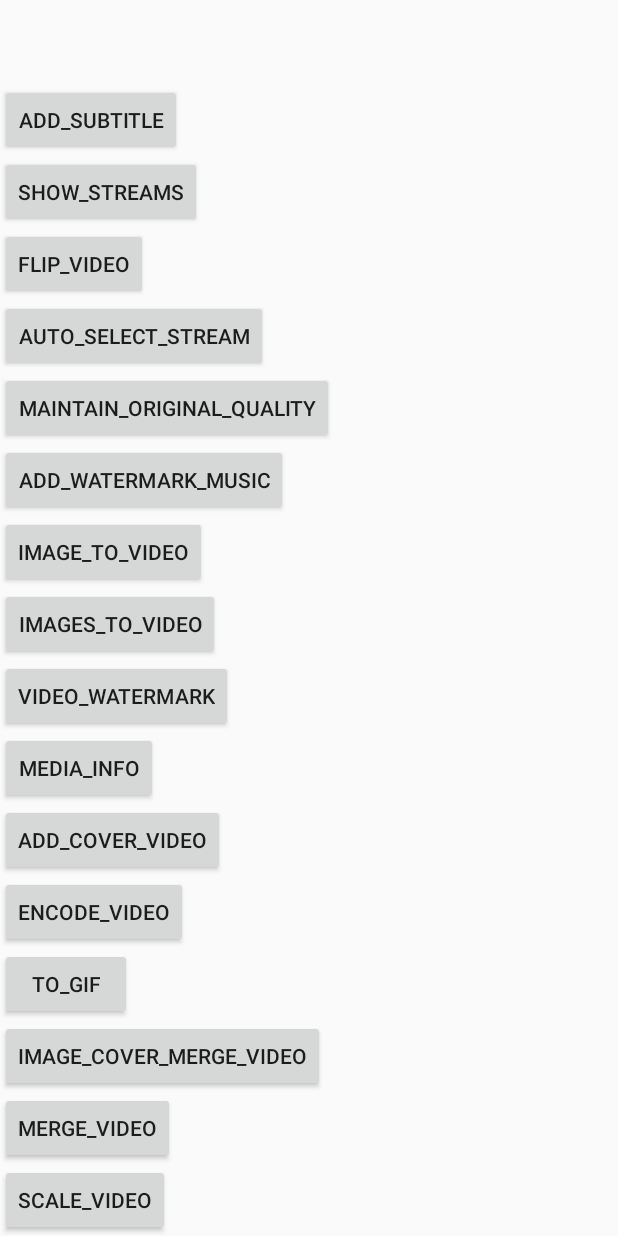
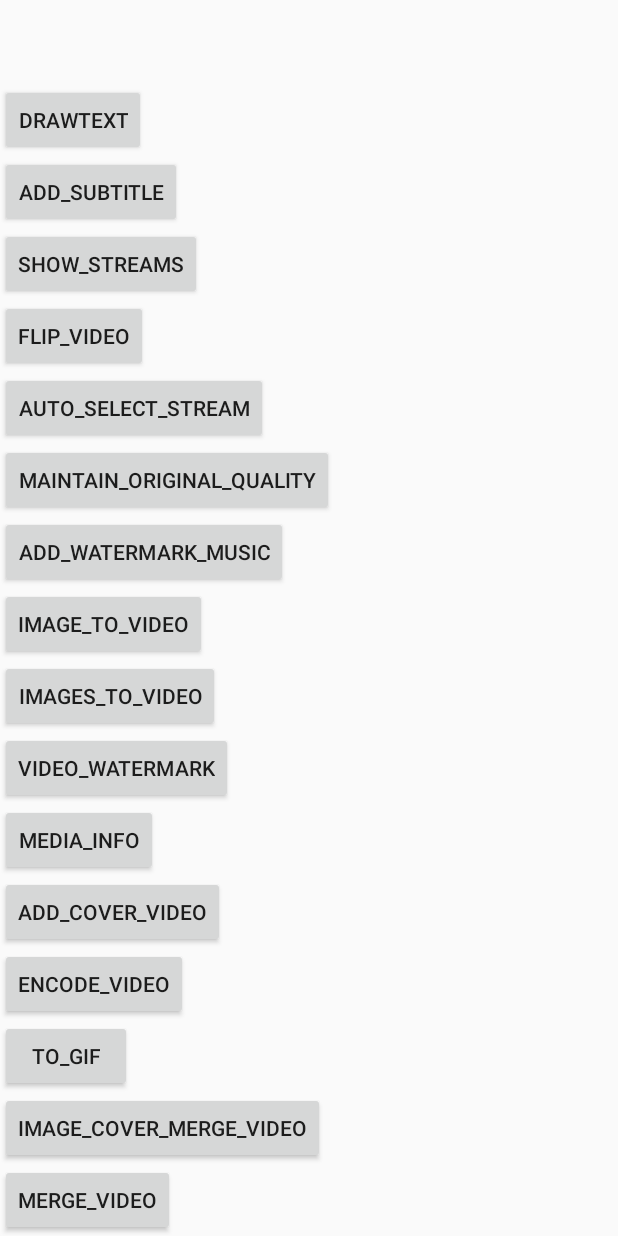
Before and after one commit to hy-liuyuzhe/QWUI_Android, an Android app: the fragment FFmpagFragment placed in its activity, after a tap on "ADD_SUBTITLE", on a phone screen of 412 x 824 dp. Run offline under Robolectric (Android 15) with nearby library versions, the phone set to English and light mode, and no system bars; libraries missing offline, so code that uses them is left out: com.arthenica.ffmpegkit; 5 statements that could not run were skipped; 1 other tap on this screen came first.

Commit message:
drawtext
Signed-off-by: liuyuzhe <15313482685@163.com>

```diff
--- a/app/src/main/java/com/qwuiteam/project/fragment/FFmpagFragment.kt
+++ b/app/src/main/java/com/qwuiteam/project/fragment/FFmpagFragment.kt
@@ -9,6 +9,7 @@ import com.arthenica.ffmpegkit.FFprobeKit.getMediaInformation
 import com.arthenica.ffmpegkit.ReturnCode
 import com.blankj.utilcode.util.FileUtils
 import com.blankj.utilcode.util.LogUtils
+import com.blankj.utilcode.util.SizeUtils
 import com.qwuiteam.project.R
 import com.qwuiteam.project.utils.openFile
 import kotlinx.android.synthetic.main.fragment_ffmpag.*
@@ -39,26 +40,38 @@ class FFmpagFragment : BaseFragment() {
     val sunshine = "/storage/emulated/0/Download/video/sunshine.mp4"
     val piano_quiet = "/storage/emulated/0/Download/audio/piano_quiet.mp3"
     val class_alarm = "/storage/emulated/0/Download/audio/class_alarm.mp3"
+    val font = "/storage/emulated/0/Download/font/alike.ttf"
 
     override fun getLayoutId(): Int = R.layout.fragment_ffmpag
 
     override fun onViewCreated(view: View, savedInstanceState: Bundle?) {
         super.onViewCreated(view, savedInstanceState)
         FileUtils.createOrExistsDir(testDir)
-        //ffmpeg -i infile.mp4 -f srt -i infile.srt -c:v copy -c:a copy -c:s mov_text outfile.mp4
+        //ffmpeg -i myvideo.mp4 -i image.png -filter_complex [0:v][1:v]overlay=5:5,drawtext=text=mytext:fontcolor=orange@1.0:fontsize=30:x=30:y=200 -c:a copy output.mp4
+        drawText.setOnClickListener {
+            val command =
+                "-i $episode -vf drawtext=" + "fontfile=$font:text='this is dynamic text':x=(w-tw)/2:y=(h-th)/2:fontcolor=red:fontsize=${
+                    SizeUtils.sp2px(16f)
+                }" + " -y $videoDir/draw_text_video4.mp4"
+
+
+            FFmpegKit.executeAsync(command) {
+                if (ReturnCode.isSuccess(it.returnCode)) {
+                    it.arguments.last().openFile(requireContext())
+                }
+            }
+        }
+
         add_subtitle.setOnClickListener {
-//            val command = "-i $sunshine -f srt -i-vf subtitles=$videoDir/subtitles.srt -c copy -y $videoDir/subtitle_video2.mkv"
-//            val command = "-i $sunshine -f srt -i $videoDir/subtitles.srt -c:v copy -c:a copy -c:s mov_text $videoDir/subtitle_video2.mp4"
+            val subtitlePAth = "$videoDir/subtitles.srt"
+            val outputVideoPath = "$videoDir/subtitle_video4.mp4"
 
-            val subtitlePAth = "$videoDir/subtitles.srt"
-            val outputVideoPath = "$videoDir/subtitle_video3.mp4"
+            val command =
+                "-i " + sunshine + " -vf subtitles=\"" + subtitlePAth.toString() + ":force_style='Alignment=4,Fontsize=18,MarginL=5,MarginV=25\" " +
+                        "-y " + outputVideoPath
 
-            val cmd =
-                "-i " + sunshine + " -vf subtitles=\"" + subtitlePAth.toString() + ":force_style='Alignment=10,Fontsize=18\" " +
-                        outputVideoPath
-
-//            val command = "-i $sunshine -vf srt -i $videoDir/subtitles.srt -y $videoDir/subtitle_video2.mp4"
-            FFmpegKit.executeAsync(cmd) {
+//            val command = "-i $sunshine -vf subtitles='$subtitlePAth:force_style=' -i $videoDir/subtitles.srt -y $videoDir/subtitle_video4.mp4"
+            FFmpegKit.executeAsync(command) {
                 if (ReturnCode.isSuccess(it.returnCode)) {
                     it.arguments.last().openFile(requireContext())
                 }
@@ -70,7 +83,8 @@ class FFmpagFragment : BaseFragment() {
 
         //ffmpeg -i INPUT -vf "split [main][tmp]; [tmp] crop=iw:ih/2:0:0, vflip [flip]; [main][flip] overlay=0:H/2" OUTPUT
         flip_video.setOnClickListener {
-            val command = "-i $episode -vf \"split [main][tmp]; [tmp] crop=iw:ih/2:0:0, vflip [flip]; [main][flip] overlay=0:H/2\" -y $testDir/flip.mp4"
+            val command =
+                "-i $episode -vf \"split [main][tmp]; [tmp] crop=iw:ih/2:0:0, vflip [flip]; [main][flip] overlay=0:H/2\" -y $testDir/flip.mp4"
             FFmpegKit.executeAsync(command) {
                 if (ReturnCode.isSuccess(it.returnCode)) {
                     it.arguments.last().openFile(requireContext())
@@ -79,7 +93,8 @@ class FFmpagFragment : BaseFragment() {
         }
         auto_select_stream.setOnClickListener {
             //ffmpeg -i A.avi -i B.mp4 out1.mkv out2.wav -map 1:a -c:a copy out3.mov
-            val command = "-i $videoWaterAvi -i $videoDir/hasBackground_keep_quality.mp4 $testDir/out1.mkv $testDir/out2.wav -map 1:a -c:a copy $testDir/out3.mov"
+            val command =
+                "-i $videoWaterAvi -i $videoDir/hasBackground_keep_quality.mp4 $testDir/out1.mkv $testDir/out2.wav -map 1:a -c:a copy $testDir/out3.mov"
             FFmpegKit.executeAsync(command) {
                 if (ReturnCode.isSuccess(it.returnCode)) {
                     it.arguments.last().openFile(requireContext())
@@ -129,7 +144,8 @@ class FFmpagFragment : BaseFragment() {
         images_to_video.setOnClickListener {
             val output = "$dir/video/images_to_video.mp4"
             FFmpegKit.executeAsync(
-            "-framerate 24 -i ${dirImages}/img%03d.png -y $output")
+                "-framerate 24 -i ${dirImages}/img%03d.png -y $output"
+            )
             {
                 Log.d("wwq", "images_to_video: " + it.returnCode);
                 if (ReturnCode.isSuccess(it.returnCode)) {
@@ -186,7 +202,7 @@ class FFmpagFragment : BaseFragment() {
 //            FFmpegKit.execute("-i $videoDir/intermediate_all.mpg -qscale:v 2 $videoDir/image_cover_merge_video.avi")
 
             //todo keep rate
-            FFmpegKit.executeAsync("-i concat:'${videoDir}/intermediate1.mpg|${videoDir}/intermediate2.mpg' -c copy -y $videoDir/intermediate_all.mpg"){
+            FFmpegKit.executeAsync("-i concat:'${videoDir}/intermediate1.mpg|${videoDir}/intermediate2.mpg' -c copy -y $videoDir/intermediate_all.mpg") {
                 if (ReturnCode.isSuccess(it.returnCode)) {
                     it.arguments.last().openFile(requireContext())
                 }
@@ -258,8 +274,9 @@ class FFmpagFragment : BaseFragment() {
 //                }
 //            }
             //keep 1080p
-            val command = "-i $opening -i $piano_quiet -map 0:v -vf scale=-1:1080 -map 1:a -shortest -y $videoDir/hasBackground_vertical_1080p.mp4"
-            FFmpegKit.executeAsync(command){
+            val command =
+                "-i $opening -i $piano_quiet -map 0:v -vf scale=-1:1080 -map 1:a -shortest -y $videoDir/hasBackground_vertical_1080p.mp4"
+            FFmpegKit.executeAsync(command) {
                 if (ReturnCode.isSuccess(it.returnCode)) {
                     it.arguments.last().openFile(requireContext())
                 }
--- a/app/src/main/res/layout/fragment_ffmpag.xml
+++ b/app/src/main/res/layout/fragment_ffmpag.xml
@@ -9,6 +9,11 @@
         android:orientation="vertical">
 
 
+        <Button
+            android:id="@+id/drawText"
+            android:layout_width="wrap_content"
+            android:layout_height="wrap_content"
+            android:text="drawText" />
         <Button
             android:id="@+id/add_subtitle"
             android:layout_width="wrap_content"
```
